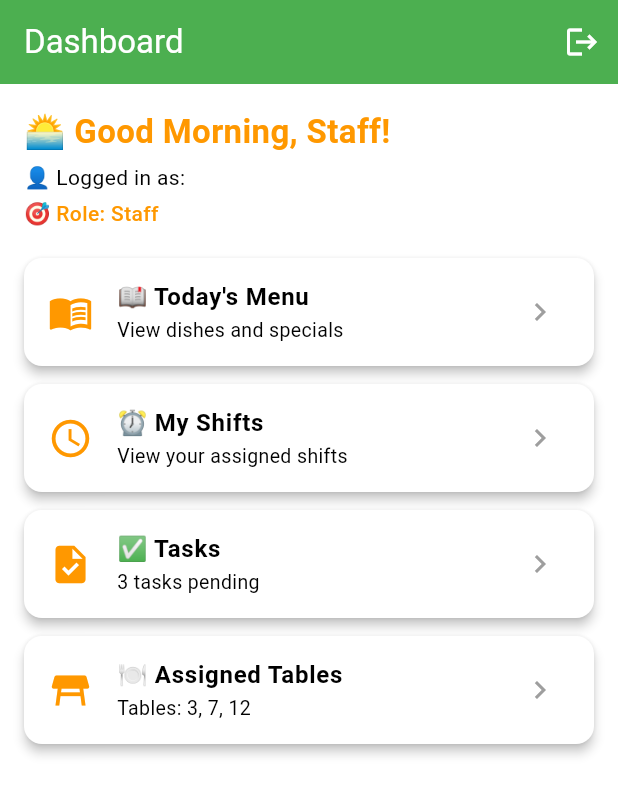
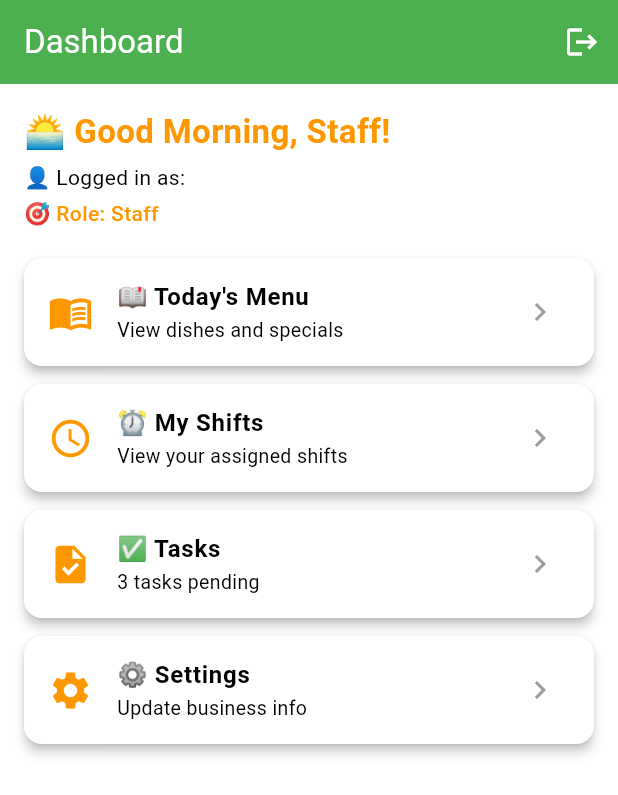
Before and after one commit to JohnnyKozman2007/Dialagent-PWA, a Flutter app: the DashboardScreen screen opened by its route, on a phone screen of 412 x 824 dp. Shown: the top 795 px of the screen. Run offline on Flutter 3.47's test engine with Material 3 defaults, Android fonts, the phone set to English and light mode, and no system bars; our stand-ins replace cloud_firestore, firebase_auth, firebase_core, flutter_riverpod, go_router, qr_flutter; missing offline and left inert: base32, dart:html; accounts and stored records are empty; statements that could not run were skipped.

Commit message:
Update DashboardCard settings for different roles

```diff
--- a/lib/screens/dashboard/dashboard_screen.dart
+++ b/lib/screens/dashboard/dashboard_screen.dart
@@ -47,7 +47,7 @@ class AgenticEngine {
             title: '⚙️ Settings',
             subtitle: 'Update business info',
             icon: Icons.settings,
-            route: '/settings',
+            route: '/settings', // ✅ Settings for Owner
           ),
         ],
       );
@@ -76,10 +76,10 @@ class AgenticEngine {
             route: null,
           ),
           DashboardCard(
-            title: '🔔 Reservation Alerts',
-            subtitle: '2 new reservations today',
-            icon: Icons.notifications_active,
-            route: null,
+            title: '⚙️ Settings',
+            subtitle: 'Update business info',
+            icon: Icons.settings,
+            route: '/settings', // ✅ Settings for Manager
           ),
         ],
       );
@@ -108,10 +108,10 @@ class AgenticEngine {
             route: null,
           ),
           DashboardCard(
-            title: '🍽️ Assigned Tables',
-            subtitle: 'Tables: 3, 7, 12',
-            icon: Icons.table_restaurant,
-            route: null,
+            title: '⚙️ Settings',
+            subtitle: 'Update business info',
+            icon: Icons.settings,
+            route: '/settings', // ✅ Settings for Staff
           ),
         ],
       );
```
